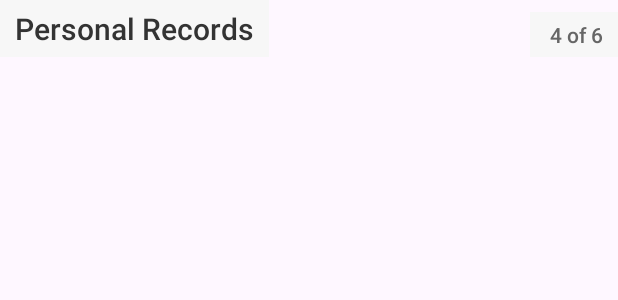
After one commit to ramaalsheikha/Achievement, an Android app: the layout row_achievement.xml on its own in the app's theme, with its tools: preview values and no code run, on a phone screen of 412 x 824 dp. The commit adds this screen. Shown: the top 300 px of the screen. Run offline under Robolectric (Android 15) with nearby library versions, the phone set to English and light mode, and no system bars.

Commit message:
Creat row achievement design

```diff
--- a/app/src/main/res/layout/activity_main.xml
+++ b/app/src/main/res/layout/activity_main.xml
@@ -6,13 +6,10 @@
     android:layout_height="match_parent"
     tools:context=".MainActivity">
 
-    <TextView
-        android:layout_width="wrap_content"
-        android:layout_height="wrap_content"
-        android:text="Hello World!"
-        app:layout_constraintBottom_toBottomOf="parent"
-        app:layout_constraintEnd_toEndOf="parent"
-        app:layout_constraintStart_toStartOf="parent"
-        app:layout_constraintTop_toTopOf="parent" />
+    <androidx.recyclerview.widget.RecyclerView
+        android:layout_width="match_parent"
+        android:layout_height="match_parent"
+        app:layoutManager="androidx.recyclerview.widget.LinearLayoutManager"
+        tools:listitem="@layout/row_achievement" />
 
 </androidx.constraintlayout.widget.ConstraintLayout>
--- /dev/null
+++ b/app/src/main/res/layout/row_achievement.xml
@@ -0,0 +1,49 @@
+<?xml version="1.0" encoding="utf-8"?>
+<androidx.constraintlayout.widget.ConstraintLayout xmlns:android="http://schemas.android.com/apk/res/android"
+    android:layout_width="match_parent"
+    android:layout_height="match_parent"
+    android:orientation="vertical"
+    android:paddingBottom="5dp"
+    xmlns:app="http://schemas.android.com/apk/res-auto"
+    xmlns:tools="http://schemas.android.com/tools">
+
+
+    <androidx.appcompat.widget.AppCompatTextView
+        style="@style/TextAppearance.AppCompat.Title"
+        android:id="@+id/text_view_title"
+        android:layout_width="0dp"
+        android:background="@color/secondary"
+        android:layout_height="wrap_content"
+        android:paddingHorizontal="10dp"
+        android:text="@{model.title}"
+        android:paddingVertical="5dp"
+        android:textColor="@color/on_secondary"
+        app:layout_constraintStart_toStartOf="parent"
+        app:layout_constraintTop_toTopOf="parent"
+        tools:text="Personal Records"/>
+
+    <androidx.appcompat.widget.AppCompatTextView
+        android:id="@+id/text_view_label"
+        style="@style/TextAppearance.AppCompat.Body2"
+        android:layout_width="wrap_content"
+        android:layout_height="0dp"
+        android:background="@color/secondary"
+        android:gravity="center"
+        android:paddingHorizontal="10dp"
+        android:paddingVertical="5dp"
+        android:text="{model.label}"
+        android:textColor="@color/on_secondary_variant"
+        app:layout_constraintEnd_toEndOf="parent"
+        app:layout_constraintTop_toTop0f="parent"
+        app:layout_constraintBottom_toBottomOf="@id/text_view_title"
+        tools:text=" 4 of 6"/>
+
+    <androidx.recyclerview.widget.RecyclerView
+        android:layout_width="match_parent"
+        android:layout_height="wrap_content"
+        app:spanCount="2"
+        app:layoutManager="androidx.recyclerview.widget.GridLayoutManager"
+        app:layout_constraintTop_toBottomOf="@id/text_view_title"/>
+
+
+</androidx.constraintlayout.widget.ConstraintLayout>
--- a/app/src/main/res/values/colors.xml
+++ b/app/src/main/res/values/colors.xml
@@ -2,4 +2,13 @@
 <resources>
     <color name="black">#FF000000</color>
     <color name="white">#FFFFFFFF</color>
+    <color name="primary"> #63C6D4</color>
+    <color name="secondary"> #F7F7F7</color>
+    <color name="on_secondary">#333333</color>
+    <color name="on_secondary_variant">#666666</color>
+    <color name="purple_200">#FFBB86FC</color>
+    <color name="purple_500">#FF6200EE</color>
+    <color name="purple_700">#FF3700B3</color>
+    <color name="teal_700">#FF018786</color>
+    <color name="teal_200">#FF03DAC5</color>
 </resources>
```
